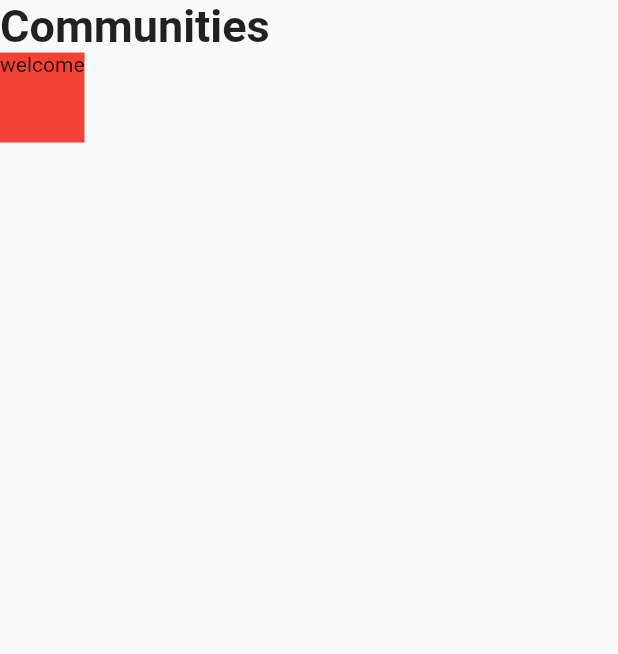
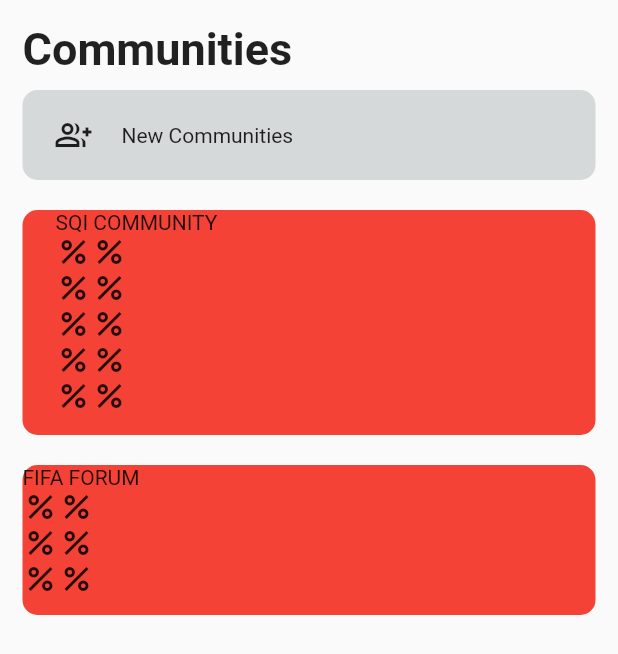
Before and after one commit to AyomideCharles/WhatsApp-Clone, a Flutter app: the Community screen opened directly, on a phone screen of 412 x 824 dp. Shown: the top 654 px of the screen. Run offline on Flutter 3.47's test engine with Material 2 defaults, Android fonts, the phone set to English and light mode, and no system bars.

Commit message:
community page updated

```diff
--- a/lib/community.dart
+++ b/lib/community.dart
@@ -11,19 +11,93 @@ class _CommunityState extends State<Community> {
   @override
   Widget build(BuildContext context) {
     return Scaffold(
-      body: Column(
+      body: Padding(
+        padding: const EdgeInsets.all(15.0),
+        child: Column(
           crossAxisAlignment: CrossAxisAlignment.start,
           children: [
             const Text(
               'Communities',
               style: TextStyle(fontWeight: FontWeight.bold, fontSize: 30),
             ),
+            const SizedBox(
+              height: 10,
+            ),
             Container(
+              decoration: BoxDecoration(
+                  borderRadius: BorderRadius.circular(10),
+                  color: const Color.fromARGB(255, 213, 217, 218)),
               height: 60,
+              padding: const EdgeInsets.fromLTRB(22, 0, 0, 0),
+              child: Row(
+                children: const [
+                  Icon(Icons.group_add_outlined),
+                  SizedBox(
+                    width: 20,
+                  ),
+                  Text('New Communities')
+                ],
+              ),
+            ),
+            const SizedBox(
+              height: 20,
+            ),
+            Container(
+              decoration: BoxDecoration(
+                borderRadius: BorderRadius.circular(10),
                 color: Colors.red,
-            child: const Text('welcome'),
+              ),
+              height: 150,
+              padding: const EdgeInsets.fromLTRB(22, 0, 0, 0),
+              child: Column(
+                crossAxisAlignment: CrossAxisAlignment.start,
+                children: [
+                  const Text('SQI COMMUNITY'),
+                  Row(
+                    children: const [Icon(Icons.percent), Icon(Icons.percent)],
+                  ),
+                  Row(
+                    children: const [Icon(Icons.percent), Icon(Icons.percent)],
+                  ),
+                  Row(
+                    children: const [Icon(Icons.percent), Icon(Icons.percent)],
+                  ),
+                  Row(
+                    children: const [Icon(Icons.percent), Icon(Icons.percent)],
+                  ),
+                  Row(
+                    children: const [Icon(Icons.percent), Icon(Icons.percent)],
                   ),
                 ],
+              ),
+            ),
+            const SizedBox(
+              height: 20,
+            ),
+            Container(
+              decoration: BoxDecoration(
+                borderRadius: BorderRadius.circular(10),
+                color: Colors.red,
+              ),
+              height: 100,
+              child: Column(
+                crossAxisAlignment: CrossAxisAlignment.start,
+                children: [
+                  const Text('FIFA FORUM'),
+                  Row(
+                    children: const [Icon(Icons.percent), Icon(Icons.percent)],
+                  ),
+                  Row(
+                    children: const [Icon(Icons.percent), Icon(Icons.percent)],
+                  ),
+                  Row(
+                    children: const [Icon(Icons.percent), Icon(Icons.percent)],
+                  ),
+                ],
+              ),
+            ),
+          ],
+        ),
       ),
     );
   }
```
Lines whose indentation alone changed are shown as unchanged.
